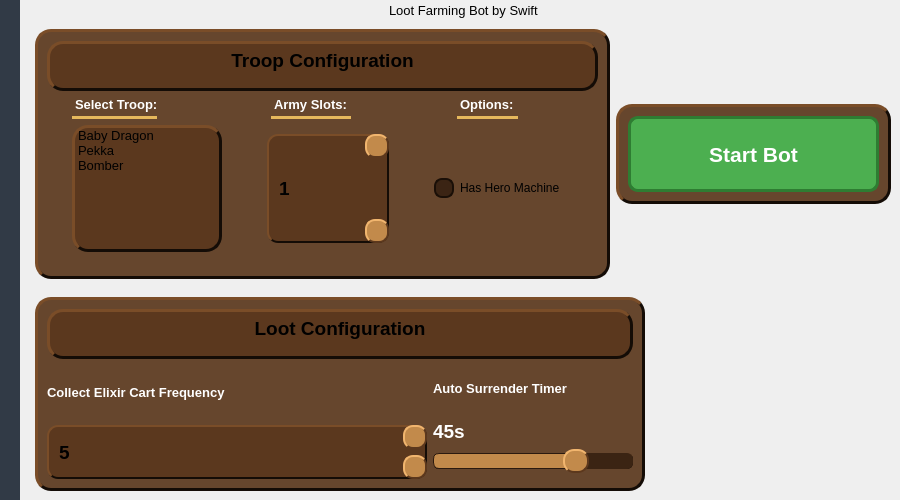
First picture: the form in BuilderBaseUI.ui, repository Swift-Macro/Builder-Base-Bot, before the edit.
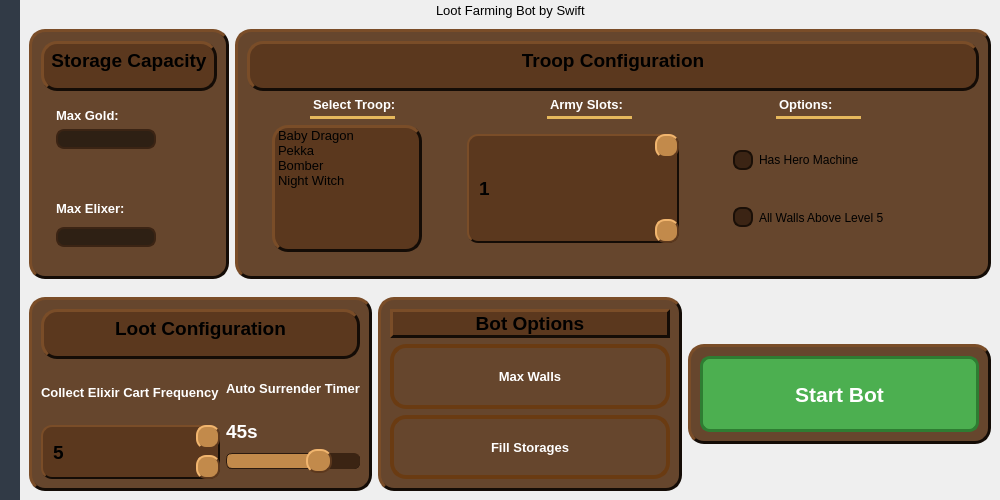
Second picture: the form after the edit. Icons and pictures are not drawn.

```diff
--- a/BuilderBaseUI.ui
+++ b/BuilderBaseUI.ui
@@ -6,7 +6,7 @@
    <rect>
     <x>0</x>
     <y>0</y>
-    <width>900</width>
+    <width>1000</width>
     <height>500</height>
    </rect>
   </property>
@@ -18,13 +18,13 @@
   </property>
   <property name="minimumSize">
    <size>
-    <width>900</width>
+    <width>1000</width>
     <height>500</height>
    </size>
   </property>
   <property name="maximumSize">
    <size>
-    <width>900</width>
+    <width>1000</width>
     <height>500</height>
    </size>
   </property>
@@ -75,7 +75,7 @@
     <property name="bottomMargin">
      <number>0</number>
     </property>
-    <property name="verticalSpacing">
+    <property name="spacing">
      <number>0</number>
     </property>
     <item row="0" column="0" rowspan="2">
@@ -243,10 +243,290 @@
       <item>
        <widget class="QWidget" name="mainContent" native="true">
         <layout class="QHBoxLayout" name="horizontalLayout">
+         <item>
+          <widget class="QFrame" name="storageSettingsFrame">
+           <property name="sizePolicy">
+            <sizepolicy hsizetype="Preferred" vsizetype="Preferred">
+             <horstretch>0</horstretch>
+             <verstretch>0</verstretch>
+            </sizepolicy>
+           </property>
+           <property name="maximumSize">
+            <size>
+             <width>200</width>
+             <height>16777215</height>
+            </size>
+           </property>
+           <property name="styleSheet">
+            <string notr="true">#storageSettingsFrame {
+    background-color: rgba(90, 55, 28, 235);
+
+    border-radius: 16px;
+    border: 3px solid #2b1a0f;
+
+    /* lighting illusion */
+    border-top-color: #7a4d28;
+    border-left-color: #7a4d28;
+    border-bottom-color: #140c06;
+    border-right-color: #140c06;
+}
+</string>
+           </property>
+           <property name="frameShape">
+            <enum>QFrame::Shape::StyledPanel</enum>
+           </property>
+           <property name="frameShadow">
+            <enum>QFrame::Shadow::Raised</enum>
+           </property>
+           <layout class="QVBoxLayout" name="lootSettingsLayout">
+            <item>
+             <widget class="QLabel" name="storageSettingsLabel">
+              <property name="sizePolicy">
+               <sizepolicy hsizetype="Preferred" vsizetype="Fixed">
+                <horstretch>0</horstretch>
+                <verstretch>0</verstretch>
+               </sizepolicy>
+              </property>
+              <property name="minimumSize">
+               <size>
+                <width>0</width>
+                <height>50</height>
+               </size>
+              </property>
+              <property name="maximumSize">
+               <size>
+                <width>16777215</width>
+                <height>50</height>
+               </size>
+              </property>
+              <property name="font">
+               <font>
+                <pointsize>14</pointsize>
+                <bold>true</bold>
+               </font>
+              </property>
+              <property name="styleSheet">
+               <string notr="true">QLabel {
+    background-color: rgba(90, 55, 28, 235);
+
+    border-radius: 16px;
+    border: 3px solid #2b1a0f;
+
+    /* lighting illusion */
+    border-top-color: #7a4d28;
+    border-left-color: #7a4d28;
+    border-bottom-color: #140c06;
+    border-right-color: #140c06;
+}</string>
+              </property>
+              <property name="text">
+               <string>Storage Capacity</string>
+              </property>
+              <property name="alignment">
+               <set>Qt::AlignmentFlag::AlignHCenter|Qt::AlignmentFlag::AlignTop</set>
+              </property>
+             </widget>
+            </item>
+            <item>
+             <layout class="QVBoxLayout" name="leftMarginLayout">
+              <property name="leftMargin">
+               <number>15</number>
+              </property>
+              <item>
+               <widget class="QLabel" name="maxGoldlbl">
+                <property name="sizePolicy">
+                 <sizepolicy hsizetype="Fixed" vsizetype="Fixed">
+                  <horstretch>0</horstretch>
+                  <verstretch>0</verstretch>
+                 </sizepolicy>
+                </property>
+                <property name="minimumSize">
+                 <size>
+                  <width>0</width>
+                  <height>20</height>
+                 </size>
+                </property>
+                <property name="maximumSize">
+                 <size>
+                  <width>16777215</width>
+                  <height>30</height>
+                 </size>
+                </property>
+                <property name="font">
+                 <font>
+                  <pointsize>10</pointsize>
+                  <bold>true</bold>
+                 </font>
+                </property>
+                <property name="styleSheet">
+                 <string notr="true">QLabel {
+    color: white;
+    font-weight: bold;
+
+	border: none;
+}</string>
+                </property>
+                <property name="text">
+                 <string>Max Gold:</string>
+                </property>
+                <property name="alignment">
+                 <set>Qt::AlignmentFlag::AlignBottom|Qt::AlignmentFlag::AlignLeading|Qt::AlignmentFlag::AlignLeft</set>
+                </property>
+               </widget>
+              </item>
+              <item>
+               <widget class="QLineEdit" name="goldLineEdit">
+                <property name="sizePolicy">
+                 <sizepolicy hsizetype="Fixed" vsizetype="Fixed">
+                  <horstretch>0</horstretch>
+                  <verstretch>0</verstretch>
+                 </sizepolicy>
+                </property>
+                <property name="minimumSize">
+                 <size>
+                  <width>100</width>
+                  <height>20</height>
+                 </size>
+                </property>
+                <property name="maximumSize">
+                 <size>
+                  <width>100</width>
+                  <height>20</height>
+                 </size>
+                </property>
+                <property name="font">
+                 <font>
+                  <pointsize>9</pointsize>
+                  <underline>false</underline>
+                 </font>
+                </property>
+                <property name="autoFillBackground">
+                 <bool>false</bool>
+                </property>
+                <property name="styleSheet">
+                 <string notr="true">QLineEdit {
+    background-color: rgba(0,0,0,140);
+    border-radius: 8px;
+    border: 2px solid #3b2414;
+}</string>
+                </property>
+                <property name="text">
+                 <string/>
+                </property>
+                <property name="frame">
+                 <bool>true</bool>
+                </property>
+               </widget>
+              </item>
+              <item>
+               <spacer name="verticalSpacer">
+                <property name="orientation">
+                 <enum>Qt::Orientation::Vertical</enum>
+                </property>
+                <property name="sizeType">
+                 <enum>QSizePolicy::Policy::Fixed</enum>
+                </property>
+                <property name="sizeHint" stdset="0">
+                 <size>
+                  <width>20</width>
+                  <height>40</height>
+                 </size>
+                </property>
+               </spacer>
+              </item>
+              <item>
+               <widget class="QLabel" name="elixerlbl">
+                <property name="sizePolicy">
+                 <sizepolicy hsizetype="Expanding" vsizetype="Fixed">
+                  <horstretch>0</horstretch>
+                  <verstretch>0</verstretch>
+                 </sizepolicy>
+                </property>
+                <property name="minimumSize">
+                 <size>
+                  <width>0</width>
+                  <height>20</height>
+                 </size>
+                </property>
+                <property name="maximumSize">
+                 <size>
+                  <width>16777215</width>
+                  <height>30</height>
+                 </size>
+                </property>
+                <property name="font">
+                 <font>
+                  <pointsize>10</pointsize>
+                  <bold>true</bold>
+                 </font>
+                </property>
+                <property name="styleSheet">
+                 <string notr="true">QLabel {
+    color: white;
+    font-weight: bold;
+
+	border: none;
+}</string>
+                </property>
+                <property name="text">
+                 <string>Max Elixer:</string>
+                </property>
+               </widget>
+              </item>
+              <item>
+               <widget class="QLineEdit" name="elixerLineEdit">
+                <property name="sizePolicy">
+                 <sizepolicy hsizetype="Fixed" vsizetype="Fixed">
+                  <horstretch>0</horstretch>
+                  <verstretch>0</verstretch>
+                 </sizepolicy>
+                </property>
+                <property name="minimumSize">
+                 <size>
+                  <width>100</width>
+                  <height>20</height>
+                 </size>
+                </property>
+                <property name="maximumSize">
+                 <size>
+                  <width>100</width>
+                  <height>20</height>
+                 </size>
+                </property>
+                <property name="styleSheet">
+                 <string notr="true">QLineEdit {
+    background-color: rgba(0,0,0,140);
+    border-radius: 8px;
+    border: 2px solid #3b2414;
+}</string>
+                </property>
+               </widget>
+              </item>
+              <item>
+               <spacer name="verticalSpacer_2">
+                <property name="orientation">
+                 <enum>Qt::Orientation::Vertical</enum>
+                </property>
+                <property name="sizeType">
+                 <enum>QSizePolicy::Policy::Fixed</enum>
+                </property>
+                <property name="sizeHint" stdset="0">
+                 <size>
+                  <width>20</width>
+                  <height>20</height>
+                 </size>
+                </property>
+               </spacer>
+              </item>
+             </layout>
+            </item>
+           </layout>
+          </widget>
+         </item>
          <item>
           <widget class="QFrame" name="troopConfiguration">
            <property name="sizePolicy">
-            <sizepolicy hsizetype="Fixed" vsizetype="Fixed">
+            <sizepolicy hsizetype="Preferred" vsizetype="Fixed">
              <horstretch>0</horstretch>
              <verstretch>0</verstretch>
             </sizepolicy>
@@ -597,6 +877,11 @@
                     <string>Bomber</string>
                    </property>
                   </item>
+                  <item>
+                   <property name="text">
+                    <string>Night Witch</string>
+                   </property>
+                  </item>
                  </widget>
                 </item>
                 <item>
@@ -721,24 +1006,27 @@
                  </spacer>
                 </item>
                 <item>
-                 <widget class="QCheckBox" name="heroMachineCheckBox">
-                  <property name="sizePolicy">
-                   <sizepolicy hsizetype="Fixed" vsizetype="Fixed">
-                    <horstretch>0</horstretch>
-                    <verstretch>0</verstretch>
-                   </sizepolicy>
-                  </property>
-                  <property name="maximumSize">
-                   <size>
-                    <width>140</width>
-                    <height>100</height>
-                   </size>
-                  </property>
-                  <property name="cursor">
-                   <cursorShape>PointingHandCursor</cursorShape>
-                  </property>
-                  <property name="styleSheet">
-                   <string notr="true">QCheckBox {
+                 <widget class="QWidget" name="widget_2" native="true">
+                  <layout class="QVBoxLayout" name="verticalLayout">
+                   <item>
+                    <widget class="QCheckBox" name="heroMachineCheckBox">
+                     <property name="sizePolicy">
+                      <sizepolicy hsizetype="Fixed" vsizetype="Fixed">
+                       <horstretch>0</horstretch>
+                       <verstretch>0</verstretch>
+                      </sizepolicy>
+                     </property>
+                     <property name="maximumSize">
+                      <size>
+                       <width>200</width>
+                       <height>100</height>
+                      </size>
+                     </property>
+                     <property name="cursor">
+                      <cursorShape>PointingHandCursor</cursorShape>
+                     </property>
+                     <property name="styleSheet">
+                      <string notr="true">QCheckBox {
     spacing: 6px;
 }
 
@@ -757,10 +1045,56 @@
     background-color: #66bb6a;
     border: 2px solid #1b5e20;
 }</string>
-                  </property>
-                  <property name="text">
-                   <string>Has Hero Machine</string>
-                  </property>
+                     </property>
+                     <property name="text">
+                      <string>Has Hero Machine</string>
+                     </property>
+                    </widget>
+                   </item>
+                   <item>
+                    <widget class="QCheckBox" name="allWallsCheckBox">
+                     <property name="sizePolicy">
+                      <sizepolicy hsizetype="Fixed" vsizetype="Fixed">
+                       <horstretch>0</horstretch>
+                       <verstretch>0</verstretch>
+                      </sizepolicy>
+                     </property>
+                     <property name="maximumSize">
+                      <size>
+                       <width>200</width>
+                       <height>100</height>
+                      </size>
+                     </property>
+                     <property name="cursor">
+                      <cursorShape>PointingHandCursor</cursorShape>
+                     </property>
+                     <property name="styleSheet">
+                      <string notr="true">QCheckBox {
+    spacing: 6px;
+}
+
+QCheckBox::indicator {
+    width: 16px;
+    height: 16px;
+    border-radius: 8px;   /* half of width/height = perfect circle */
+}
+
+QCheckBox::indicator:unchecked {
+    background-color: #3b2414;
+    border: 2px solid #1a0f07;
+}
+
+QCheckBox::indicator:checked {
+    background-color: #66bb6a;
+    border: 2px solid #1b5e20;
+}</string>
+                     </property>
+                     <property name="text">
+                      <string>All Walls Above Level 5</string>
+                     </property>
+                    </widget>
+                   </item>
+                  </layout>
                  </widget>
                 </item>
                 <item>
@@ -786,116 +1120,6 @@
            </layout>
           </widget>
          </item>
-         <item>
-          <widget class="QFrame" name="startBotFrame_2">
-           <property name="sizePolicy">
-            <sizepolicy hsizetype="Preferred" vsizetype="Fixed">
-             <horstretch>0</horstretch>
-             <verstretch>0</verstretch>
-            </sizepolicy>
-           </property>
-           <property name="minimumSize">
-            <size>
-             <width>0</width>
-             <height>100</height>
-            </size>
-           </property>
-           <property name="maximumSize">
-            <size>
-             <width>16777215</width>
-             <height>100</height>
-            </size>
-           </property>
-           <property name="styleSheet">
-            <string notr="true">#startBotFrame_2 {
-    background-color: rgba(90, 55, 28, 235);
-
-    border-radius: 16px;
-    border: 3px solid #2b1a0f;
-
-    /* lighting illusion */
-    border-top-color: #7a4d28;
-    border-left-color: #7a4d28;
-    border-bottom-color: #140c06;
-    border-right-color: #140c06;
-}</string>
-           </property>
-           <property name="frameShape">
-            <enum>QFrame::Shape::StyledPanel</enum>
-           </property>
-           <property name="frameShadow">
-            <enum>QFrame::Shadow::Raised</enum>
-           </property>
-           <layout class="QVBoxLayout" name="verticalLayout_14">
-            <item>
-             <layout class="QVBoxLayout" name="startAttackLayout_2">
-              <item>
-               <widget class="QPushButton" name="startBuilderBotBtn">
-                <property name="sizePolicy">
-                 <sizepolicy hsizetype="Preferred" vsizetype="Preferred">
-                  <horstretch>0</horstretch>
-                  <verstretch>0</verstretch>
-                 </sizepolicy>
-                </property>
-                <property name="font">
-                 <font>
-                  <pointsize>16</pointsize>
-                  <bold>true</bold>
-                 </font>
-                </property>
-                <property name="cursor">
-                 <cursorShape>PointingHandCursor</cursorShape>
-                </property>
-                <property name="styleSheet">
-                 <string notr="true">/* ======================
-   ATTACK BUTTON (GREEN)
-====================== */
-
-QPushButton {
-    background-color: #4CAF50;
-    color: white;
-    border-radius: 10px;
-    padding: 8px;
-    font-weight: bold;
-    border: 3px solid #2e7d32;
-}
-
-
-/* hover */
-QPushButton:hover {
-    background-color: #66cc66;
-}
-
-
-/* pressed (clicking) */
-QPushButton:pressed {
-    background-color: #2e7d32;
-
-    /* push-down effect */
-    padding-top: 10px;
-    padding-bottom: 6px;
-}
-
-
-/* stays highlighted when active */
-QPushButton#attackButton:checked {
-    background-color: #43a047;
-    border: 3px solid #a5d6a7;
-}</string>
-                </property>
-                <property name="text">
-                 <string>Start Bot</string>
-                </property>
-                <property name="checkable">
-                 <bool>false</bool>
-                </property>
-               </widget>
-              </item>
-             </layout>
-            </item>
-           </layout>
-          </widget>
-         </item>
         </layout>
        </widget>
       </item>
@@ -1260,20 +1484,364 @@
           </widget>
          </item>
          <item>
-          <spacer name="horizontalSpacer">
-           <property name="orientation">
-            <enum>Qt::Orientation::Horizontal</enum>
+          <widget class="QFrame" name="botOptionsFrame">
+           <property name="styleSheet">
+            <string notr="true">#botOptionsFrame {
+    background-color: rgba(90, 55, 28, 235);
+
+    border-radius: 16px;
+    border: 3px solid #2b1a0f;
+
+    /* lighting illusion */
+    border-top-color: #7a4d28;
+    border-left-color: #7a4d28;
+    border-bottom-color: #140c06;
+    border-right-color: #140c06;
+}</string>
            </property>
-           <property name="sizeType">
-            <enum>QSizePolicy::Policy::Fixed</enum>
+           <property name="frameShape">
+            <enum>QFrame::Shape::StyledPanel</enum>
            </property>
-           <property name="sizeHint" stdset="0">
+           <property name="frameShadow">
+            <enum>QFrame::Shadow::Raised</enum>
+           </property>
+           <layout class="QVBoxLayout" name="verticalLayout_4">
+            <item>
+             <widget class="QLabel" name="botOptionslbl">
+              <property name="sizePolicy">
+               <sizepolicy hsizetype="Preferred" vsizetype="Fixed">
+                <horstretch>0</horstretch>
+                <verstretch>0</verstretch>
+               </sizepolicy>
+              </property>
+              <property name="font">
+               <font>
+                <pointsize>14</pointsize>
+                <bold>true</bold>
+               </font>
+              </property>
+              <property name="styleSheet">
+               <string notr="true">QLabel {
+    background-color: rgba(90, 55, 28, 235);
+
+    border-radius: 16px;
+    border: 3px solid #2b1a0f;
+
+    /* lighting illusion */
+    border-top-color: #7a4d28;
+    border-left-color: #7a4d28;
+    border-bottom-color: #140c06;
+    border-right-color: #140c06;
+}</string>
+              </property>
+              <property name="text">
+               <string>Bot Options</string>
+              </property>
+              <property name="alignment">
+               <set>Qt::AlignmentFlag::AlignCenter</set>
+              </property>
+             </widget>
+            </item>
+            <item>
+             <widget class="QPushButton" name="maxWallsBtn">
+              <property name="sizePolicy">
+               <sizepolicy hsizetype="Preferred" vsizetype="Preferred">
+                <horstretch>0</horstretch>
+                <verstretch>0</verstretch>
+               </sizepolicy>
+              </property>
+              <property name="font">
+               <font>
+                <pointsize>10</pointsize>
+                <bold>true</bold>
+               </font>
+              </property>
+              <property name="cursor">
+               <cursorShape>PointingHandCursor</cursorShape>
+              </property>
+              <property name="styleSheet">
+               <string notr="true">QPushButton {
+
+    /* Warm orange gradient */
+    background-color: qlineargradient(
+        x1:0, y1:0,
+        x2:0, y2:1,
+        stop:0 #F7B24D,
+        stop:0.5 #E98A2A,
+        stop:1 #C86A1A
+    );
+
+    color: #FFFFFF;
+
+    /* Thick dark brown border */
+    border: 4px solid #6A3B12;
+    border-radius: 16px;
+
+    /* Slight inner feel */
+    padding: 10px 16px;
+
+    font-weight: bold;
+}
+
+
+/* HOVER — brighter, more golden */
+QPushButton:hover {
+
+    background-color: qlineargradient(
+        x1:0, y1:0,
+        x2:0, y2:1,
+        stop:0 #FFC766,
+        stop:0.5 #F29A33,
+        stop:1 #D9781F
+    );
+}
+
+
+/* PRESSED — darker + pressed depth */
+QPushButton:pressed {
+
+    background-color: qlineargradient(
+        x1:0, y1:0,
+        x2:0, y2:1,
+        stop:0 #C86A1A,
+        stop:0.5 #A95514,
+        stop:1 #7F3E0E
+    );
+
+    /* Push-down effect */
+    padding-top: 12px;
+    padding-bottom: 8px;
+}
+
+
+/* CHECKED — highlighted */
+QPushButton:checked {
+
+    background-color: qlineargradient(
+        x1:0, y1:0,
+        x2:0, y2:1,
+        stop:0 #FFD27A,
+        stop:0.5 #F2A23D,
+        stop:1 #C86A1A
+    );
+
+    border: 4px solid #FFD27A;
+}</string>
+              </property>
+              <property name="text">
+               <string>Max Walls</string>
+              </property>
+              <property name="checkable">
+               <bool>true</bool>
+              </property>
+             </widget>
+            </item>
+            <item>
+             <widget class="QPushButton" name="fillStoragesBtn">
+              <property name="sizePolicy">
+               <sizepolicy hsizetype="Preferred" vsizetype="Preferred">
+                <horstretch>0</horstretch>
+                <verstretch>0</verstretch>
+               </sizepolicy>
+              </property>
+              <property name="font">
+               <font>
+                <pointsize>10</pointsize>
+                <bold>true</bold>
+               </font>
+              </property>
+              <property name="cursor">
+               <cursorShape>PointingHandCursor</cursorShape>
+              </property>
+              <property name="styleSheet">
+               <string notr="true">QPushButton {
+
+    /* Warm orange gradient */
+    background-color: qlineargradient(
+        x1:0, y1:0,
+        x2:0, y2:1,
+        stop:0 #F7B24D,
+        stop:0.5 #E98A2A,
+        stop:1 #C86A1A
+    );
+
+    color: #FFFFFF;
+
+    /* Thick dark brown border */
+    border: 4px solid #6A3B12;
+    border-radius: 16px;
+
+    /* Slight inner feel */
+    padding: 10px 16px;
+
+    font-weight: bold;
+}
+
+
+/* HOVER — brighter, more golden */
+QPushButton:hover {
+
+    background-color: qlineargradient(
+        x1:0, y1:0,
+        x2:0, y2:1,
+        stop:0 #FFC766,
+        stop:0.5 #F29A33,
+        stop:1 #D9781F
+    );
+}
+
+
+/* PRESSED — darker + pressed depth */
+QPushButton:pressed {
+
+    background-color: qlineargradient(
+        x1:0, y1:0,
+        x2:0, y2:1,
+        stop:0 #C86A1A,
+        stop:0.5 #A95514,
+        stop:1 #7F3E0E
+    );
+
+    /* Push-down effect */
+    padding-top: 12px;
+    padding-bottom: 8px;
+}
+
+
+/* CHECKED — highlighted */
+QPushButton:checked {
+
+    background-color: qlineargradient(
+        x1:0, y1:0,
+        x2:0, y2:1,
+        stop:0 #FFD27A,
+        stop:0.5 #F2A23D,
+        stop:1 #C86A1A
+    );
+
+    border: 4px solid #FFD27A;
+}</string>
+              </property>
+              <property name="text">
+               <string>Fill Storages</string>
+              </property>
+              <property name="checkable">
+               <bool>true</bool>
+              </property>
+             </widget>
+            </item>
+           </layout>
+          </widget>
+         </item>
+         <item>
+          <widget class="QFrame" name="startBotFrame_2">
+           <property name="sizePolicy">
+            <sizepolicy hsizetype="Preferred" vsizetype="Fixed">
+             <horstretch>0</horstretch>
+             <verstretch>0</verstretch>
+            </sizepolicy>
+           </property>
+           <property name="minimumSize">
             <size>
-             <width>246</width>
-             <height>20</height>
+             <width>0</width>
+             <height>100</height>
             </size>
            </property>
-          </spacer>
+           <property name="maximumSize">
+            <size>
+             <width>16777215</width>
+             <height>100</height>
+            </size>
+           </property>
+           <property name="styleSheet">
+            <string notr="true">#startBotFrame_2 {
+    background-color: rgba(90, 55, 28, 235);
+
+    border-radius: 16px;
+    border: 3px solid #2b1a0f;
+
+    /* lighting illusion */
+    border-top-color: #7a4d28;
+    border-left-color: #7a4d28;
+    border-bottom-color: #140c06;
+    border-right-color: #140c06;
+}</string>
+           </property>
+           <property name="frameShape">
+            <enum>QFrame::Shape::StyledPanel</enum>
+           </property>
+           <property name="frameShadow">
+            <enum>QFrame::Shadow::Raised</enum>
+           </property>
+           <layout class="QVBoxLayout" name="verticalLayout_14">
+            <item>
+             <layout class="QVBoxLayout" name="startAttackLayout_2">
+              <item>
+               <widget class="QPushButton" name="startBuilderBotBtn">
+                <property name="sizePolicy">
+                 <sizepolicy hsizetype="Preferred" vsizetype="Preferred">
+                  <horstretch>0</horstretch>
+                  <verstretch>0</verstretch>
+                 </sizepolicy>
+                </property>
+                <property name="font">
+                 <font>
+                  <pointsize>16</pointsize>
+                  <bold>true</bold>
+                 </font>
+                </property>
+                <property name="cursor">
+                 <cursorShape>PointingHandCursor</cursorShape>
+                </property>
+                <property name="styleSheet">
+                 <string notr="true">/* ======================
+   ATTACK BUTTON (GREEN)
+====================== */
+
+QPushButton {
+    background-color: #4CAF50;
+    color: white;
+    border-radius: 10px;
+    padding: 8px;
+    font-weight: bold;
+    border: 3px solid #2e7d32;
+}
+
+
+/* hover */
+QPushButton:hover {
+    background-color: #66cc66;
+}
+
+
+/* pressed (clicking) */
+QPushButton:pressed {
+    background-color: #2e7d32;
+
+    /* push-down effect */
+    padding-top: 10px;
+    padding-bottom: 6px;
+}
+
+
+/* stays highlighted when active */
+QPushButton#attackButton:checked {
+    background-color: #43a047;
+    border: 3px solid #a5d6a7;
+}</string>
+                </property>
+                <property name="text">
+                 <string>Start Bot</string>
+                </property>
+                <property name="checkable">
+                 <bool>false</bool>
+                </property>
+               </widget>
+              </item>
+             </layout>
+            </item>
+           </layout>
+          </widget>
          </item>
         </layout>
        </widget>
```
